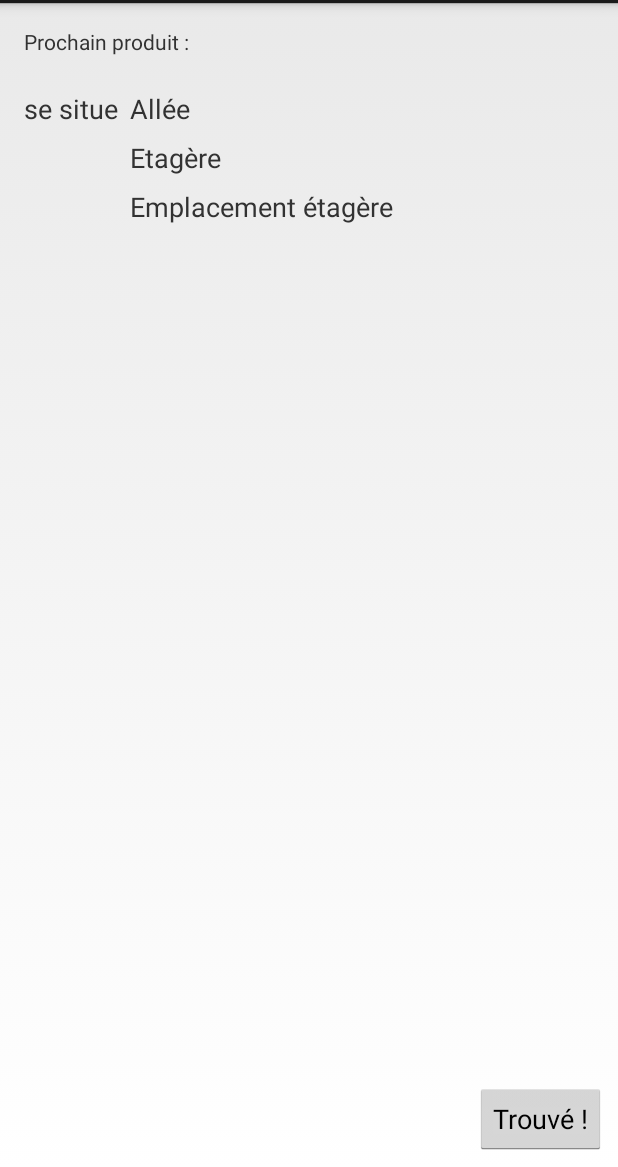
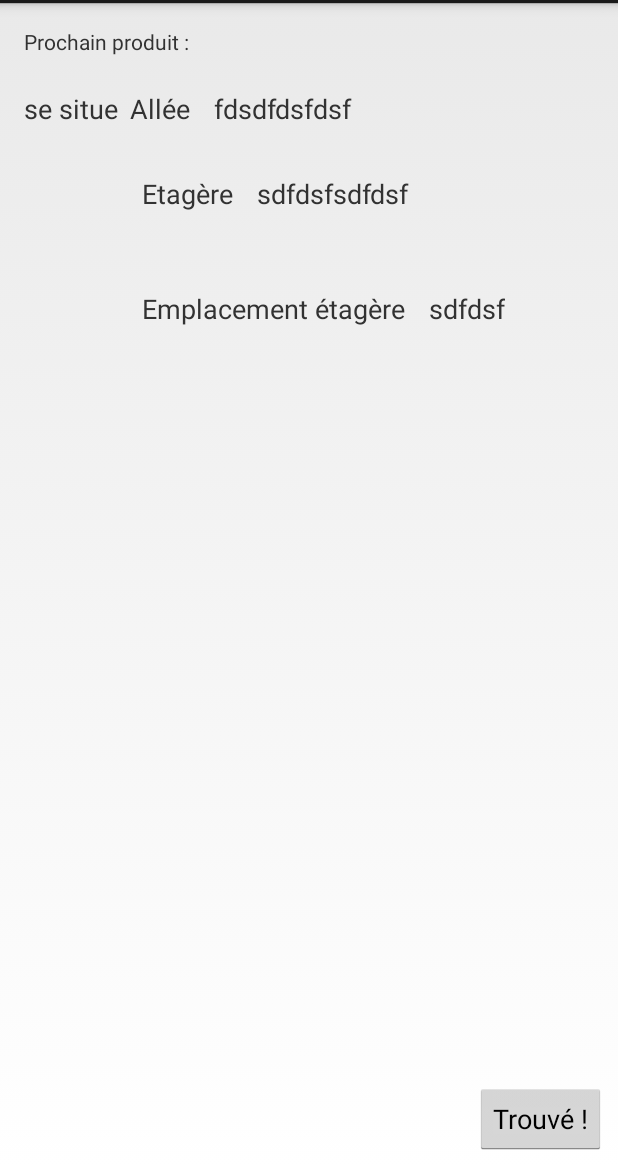
Before and after one commit to vinecy/Vuzix_M100_entrepot, an Android app: the layout navigation.xml on its own in the app's theme, with its tools: preview values and no code run, on a phone screen of 412 x 824 dp, the part 69-1236 px from its top. Run offline under Robolectric (Android 15) with nearby library versions, the phone set to English and light mode, and no system bars.

Commit message:
- Developpement trouver produit 2

```diff
--- a/app/src/main/java/pfe/polytech/Vuzix_M100_entrepot/model/Commande.java
+++ b/app/src/main/java/pfe/polytech/Vuzix_M100_entrepot/model/Commande.java
@@ -66,7 +66,7 @@ public class Commande {
      * @return La commande sous un format JSON
      * TODO: + verif que ya pas d'evenement pour cette commande
      */
-    public Commande chargerCommande( Utilisateur preparateurBdd) throws JSONException {
+    public static Commande chargerCommande( Utilisateur preparateurBdd) throws JSONException {
         Connexionasync connexion = new Connexionasync();
         connexion.execute("htpp://bartholomeau.fr/recevoircommande.php?cb=" + preparateurBdd.getCodeBarre());
         if (!connexion.getResult().substring(0, 1).equals("i")) {
--- a/app/src/main/res/layout/navigation.xml
+++ b/app/src/main/res/layout/navigation.xml
@@ -65,7 +65,7 @@
         android:id="@+id/textView5"
         android:layout_width="wrap_content"
         android:layout_height="wrap_content"
-        android:layout_marginTop="8dp"
+        android:layout_marginTop="52dp"
         android:text="@string/rack_location"
         android:textSize="18sp"
         app:layout_constraintStart_toStartOf="@+id/textView8"
@@ -76,8 +76,10 @@
         android:layout_width="wrap_content"
         android:layout_height="wrap_content"
         android:layout_marginEnd="8dp"
-        android:layout_marginStart="8dp"
+        android:layout_marginStart="16dp"
+        android:text="fdsdfdsfdsf"
         android:textSize="18sp"
+        app:layout_constraintBottom_toBottomOf="@+id/textView9"
         app:layout_constraintEnd_toEndOf="parent"
         app:layout_constraintHorizontal_bias="0.0"
         app:layout_constraintStart_toEndOf="@+id/textView9"
@@ -88,8 +90,10 @@
         android:layout_width="wrap_content"
         android:layout_height="wrap_content"
         android:layout_marginEnd="8dp"
-        android:layout_marginStart="8dp"
+        android:layout_marginStart="16dp"
+        android:text="sdfdsfsdfdsf"
         android:textSize="18sp"
+        app:layout_constraintBottom_toBottomOf="@+id/textView8"
         app:layout_constraintEnd_toEndOf="parent"
         app:layout_constraintHorizontal_bias="0.0"
         app:layout_constraintStart_toEndOf="@+id/textView8"
@@ -100,8 +104,10 @@
         android:layout_width="wrap_content"
         android:layout_height="wrap_content"
         android:layout_marginEnd="8dp"
-        android:layout_marginStart="8dp"
+        android:layout_marginStart="16dp"
+        android:text="sdfdsf"
         android:textSize="18sp"
+        app:layout_constraintBottom_toBottomOf="@+id/textView5"
         app:layout_constraintEnd_toEndOf="parent"
         app:layout_constraintHorizontal_bias="0.0"
         app:layout_constraintStart_toEndOf="@+id/textView5"
@@ -121,7 +127,8 @@
         android:id="@+id/textView8"
         android:layout_width="wrap_content"
         android:layout_height="wrap_content"
-        android:layout_marginTop="8dp"
+        android:layout_marginStart="8dp"
+        android:layout_marginTop="32dp"
         android:text="@string/rack"
         android:textSize="18sp"
         app:layout_constraintStart_toStartOf="@+id/textView9"
--- a/app/src/main/res/values/strings.xml
+++ b/app/src/main/res/values/strings.xml
@@ -18,4 +18,5 @@
     <string name="show_barcode_product">Montrer le code barre du produit dans la zone encadrée en vert de la caméra de votre appareil</string>
     <string name="user_finded">Utilisateur trouvé</string>
     <string name="welcome">Bienvenue</string>
+    <string name="any_command_find">Aucune commande à faire</string>
 </resources>
```
Also changed, not shown: app/src/main/java/pfe/polytech/Vuzix_M100_entrepot/MainActivity.java (+24 -6 lines), app/src/main/java/pfe/polytech/Vuzix_M100_entrepot/model/Utilisateur.java (+4 -5 lines), 1 other file.
